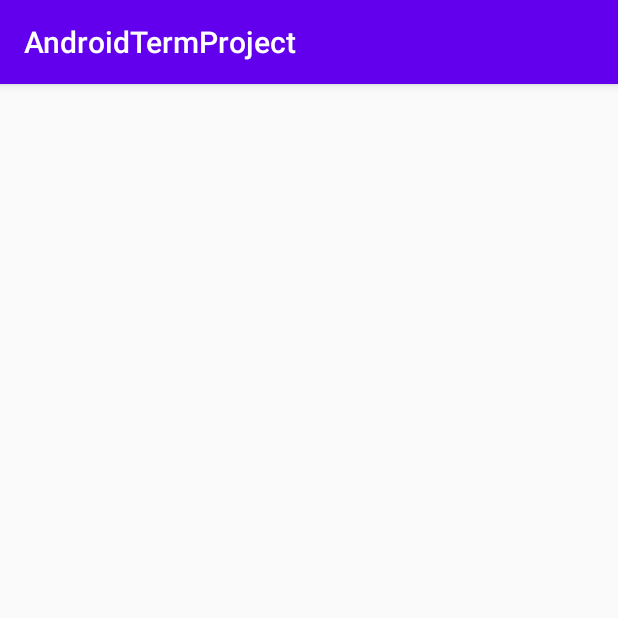
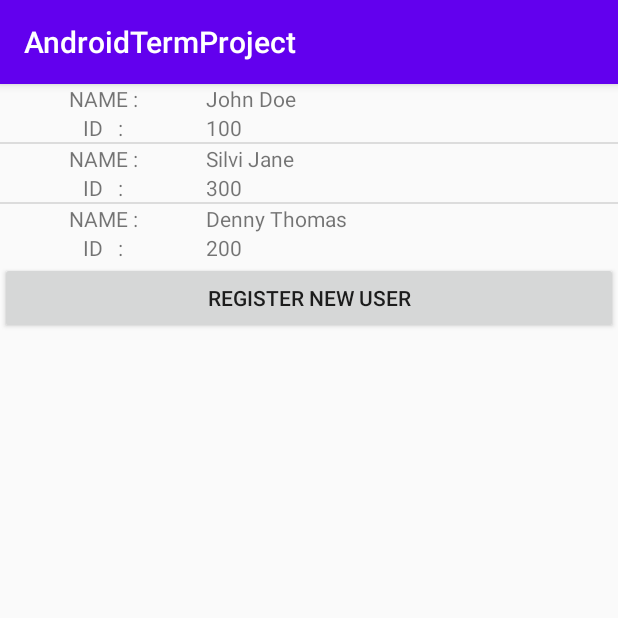
Before and after one commit to codey-singh/androidTermProject, an Android app: the screen it shows after launch (MainActivity), on a phone screen of 412 x 824 dp, the top half of it. Run offline under Robolectric (Android 15) with nearby library versions, the phone set to English and light mode, and no system bars.

Commit message:
Adding Dummy values and checking List View Funtionalities

```diff
--- a/app/src/main/java/com/example/androidtermproject/ListAdapter.java
+++ b/app/src/main/java/com/example/androidtermproject/ListAdapter.java
@@ -1,6 +1,7 @@
 package com.example.androidtermproject;
 
 import android.content.Context;
+import android.util.Log;
 import android.view.LayoutInflater;
 import android.view.View;
 import android.view.ViewGroup;
@@ -11,43 +12,48 @@ import android.widget.TextView;
 import androidx.annotation.NonNull;
 import androidx.annotation.Nullable;
 
-import com.example.androidtermproject.business.MemDataStoreSingleton;
+import com.example.androidtermproject.models.Employee;
+import com.example.androidtermproject.models.IEmployee;
 
 import java.util.List;
-import java.util.jar.Attributes;
 
-public class ListAdapter extends ArrayAdapter {
-    private List<MemDataStoreSingleton> EmployeesData;
-    private final LayoutInflater layoutInflater;
-    private final int layoutResource;
+public class ListAdapter extends ArrayAdapter<IEmployee> {
+    private List<IEmployee> EmployeesData;
+    Context mContext;
+    private static class ViewHolder {
+        TextView eName;
+        TextView eId;
 
-
-    public ListAdapter(@NonNull Context context, int resource, List<MemDataStoreSingleton> EmployeesData) {
-        super(context, resource);
-        this.EmployeesData = EmployeesData;
-        this.layoutInflater = LayoutInflater.from(context);
-        this.layoutResource = resource;
     }
 
-    @Override
-    public int getCount() {
-        return EmployeesData.size();
+    public ListAdapter(@NonNull Context context, List<IEmployee> EmployeesData) {
+        super(context, R.layout.listview_layout, EmployeesData);
+        this.EmployeesData = EmployeesData;
+        this.mContext = context;
     }
 
     @NonNull
     @Override
     public View getView(int position, @Nullable View convertView, @NonNull ViewGroup parent) {
-        View v = convertView;
-        if (v == null)
-            v = layoutInflater.inflate(layoutResource, parent, false);
-        EditText EName=v.findViewById(R.id.Name);
-        EditText EId=v.findViewById(R.id.ID);
-        //String Name=EmployeesData.get().getEmployees();
-        //String ID =
-        EName.setText(Name);
-        EId.setText(ID);
-
-
-        return v;
+        Employee o = (Employee) getItem(position);
+        ViewHolder viewHolder;
+        final View result;
+        if (convertView == null) {
+            viewHolder = new ViewHolder();
+            LayoutInflater inflater = LayoutInflater.from(getContext());
+            convertView = inflater.inflate(R.layout.listview_layout, parent, false);
+            viewHolder.eId = (TextView) convertView.findViewById(R.id.ID);
+            viewHolder.eName = (TextView) convertView.findViewById(R.id.Name);
+            result=convertView;
+            convertView.setTag(viewHolder);
+        } else {
+            viewHolder = (ViewHolder) convertView.getTag();
+            result=convertView;
+        }
+        Log.i("Adapter", "getView: "+ o.toString());
+        viewHolder.eName.setText(o.getName());
+        viewHolder.eId.setText("" + o.getId());
+        // Return the completed view to render on scree
+        return convertView;
     }
 }
--- a/app/src/main/java/com/example/androidtermproject/MainActivity.java
+++ b/app/src/main/java/com/example/androidtermproject/MainActivity.java
@@ -3,16 +3,26 @@ package com.example.androidtermproject;
 import android.content.Intent;
 import android.os.Bundle;
 import android.view.View;
+import android.widget.ListView;
 
 import androidx.appcompat.app.AppCompatActivity;
 
+import com.example.androidtermproject.business.IDataService;
+import com.example.androidtermproject.business.MemDataStoreSingleton;
+
 public class MainActivity extends AppCompatActivity {
     private final String APP_NAME = "Hello";
+    ListView listview;
+    IDataService dataService;
     @Override
     protected void onCreate(Bundle savedInstanceState) {
         super.onCreate(savedInstanceState);
         setContentView(R.layout.activity_main);
         String demo = "Hello demo";
+        listview = findViewById(R.id.List_Employees);
+        dataService = MemDataStoreSingleton.getInstance();
+        ListAdapter listAdapter = new ListAdapter(this, dataService.getEmployees());
+        listview.setAdapter(listAdapter);
     }
 
     public void goToReg(View view) {
--- a/app/src/main/java/com/example/androidtermproject/business/MemDataStoreSingleton.java
+++ b/app/src/main/java/com/example/androidtermproject/business/MemDataStoreSingleton.java
@@ -6,6 +6,9 @@ import androidx.annotation.RequiresApi;
 
 import com.example.androidtermproject.models.IEmployee;
 import com.example.androidtermproject.models.IVehicle;
+import com.example.androidtermproject.models.Manager;
+import com.example.androidtermproject.models.Programmer;
+import com.example.androidtermproject.models.Tester;
 
 import java.util.ArrayList;
 
@@ -15,6 +18,12 @@ public class MemDataStoreSingleton implements IDataService {
     private ArrayList<IVehicle> vehicles = new ArrayList<>();
 
     private MemDataStoreSingleton() {
+        Tester tester = new Tester(100,"John Doe",25,1995,3000,100,1000);
+        Programmer programmer = new Programmer(200,"Denny Thomas",30,1990,4500,100,2);
+        Manager manager = new Manager(300,"Silvi Jane",40,1980,7500,100,4);
+        employees.add(tester);
+        employees.add(manager);
+        employees.add(programmer);
     }
 
     private static MemDataStoreSingleton instance;
--- a/app/src/main/res/layout/activity_main.xml
+++ b/app/src/main/res/layout/activity_main.xml
@@ -1,12 +1,8 @@
 <?xml version="1.0" encoding="utf-8"?>
-<ScrollView xmlns:android="http://schemas.android.com/apk/res/android"
-    xmlns:app="http://schemas.android.com/apk/res-auto"
-    xmlns:tools="http://schemas.android.com/tools"
-    android:layout_width="match_parent"
+<LinearLayout
+    xmlns:android="http://schemas.android.com/apk/res/android" android:layout_width="match_parent"
     android:layout_height="match_parent"
-    android:orientation="vertical"
-    tools:context=".MainActivity">
-
+    android:orientation="vertical">
     <ListView
         android:layout_width="match_parent"
         android:layout_height="wrap_content"
@@ -19,5 +15,4 @@
         android:layout_gravity="center"
         android:onClick="goToReg"
         />
-
-</ScrollView>
+</LinearLayout>
--- a/app/src/main/res/layout/listview_layout.xml
+++ b/app/src/main/res/layout/listview_layout.xml
@@ -8,14 +8,14 @@
         android:layout_width="match_parent"
         android:layout_height="wrap_content"
         android:weightSum="3">
-         <EditText
+         <TextView
             android:layout_width="0dp"
             android:layout_height="wrap_content"
             android:layout_weight="1"
             android:text="NAME :"
              android:gravity="center"
             />
-        <EditText
+        <TextView
             android:id="@+id/Name"
             android:layout_width="0dp"
             android:layout_height="wrap_content"
@@ -27,14 +27,14 @@
         android:layout_width="match_parent"
         android:layout_height="wrap_content"
         android:weightSum="3">
-        <EditText
+        <TextView
             android:layout_width="0dp"
             android:layout_height="wrap_content"
             android:layout_weight="1"
             android:text="ID   :"
             android:gravity="center"
             />
-        <EditText
+        <TextView
             android:id="@+id/ID"
             android:layout_width="0dp"
             android:layout_height="wrap_content"
```
